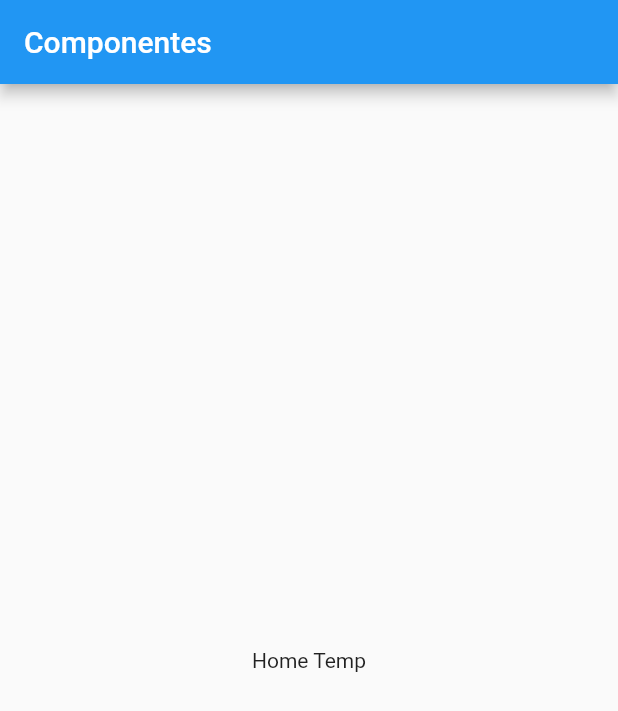
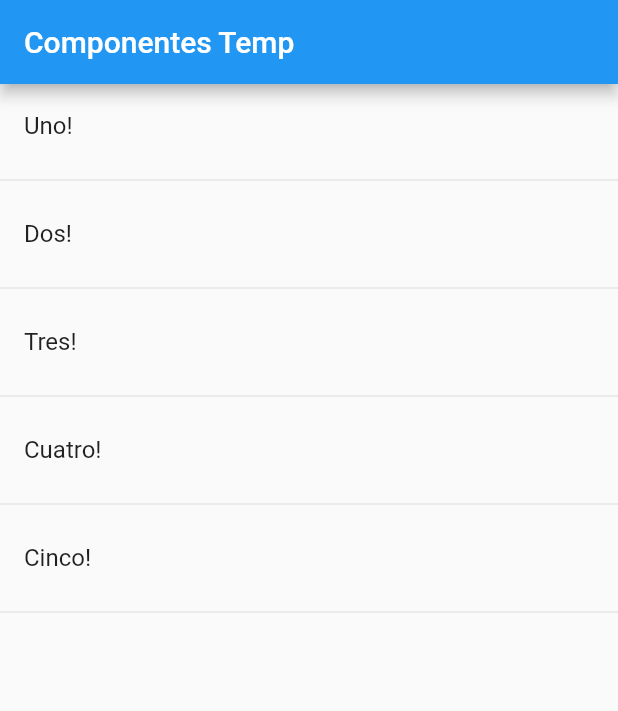
Before and after one commit to AngeloBruce/Curso_de_Flutter, a Flutter app: the screen it shows after launch, on a phone screen of 412 x 824 dp. Shown: the top 711 px of the screen. Run offline on Flutter 3.47's test engine with Material 2 defaults, Android fonts, the phone set to English and light mode, and no system bars.

Commit message:
Reaciendo la Aplicaciones

```diff
--- a/componentes/lib/main.dart
+++ b/componentes/lib/main.dart
@@ -10,12 +10,7 @@ class MyApp extends StatelessWidget {
     return MaterialApp(
       title: 'Componentes App',
       debugShowCheckedModeBanner: false,
-      home: Scaffold(
-        appBar: AppBar(
-          title: Text('Componentes'),
-        ),
-        body: HomePageTemp(),
-      ),
+      home: HomePageTemp(),
     );
   }
 }
--- a/componentes/lib/src/pages/home_temp.dart
+++ b/componentes/lib/src/pages/home_temp.dart
@@ -1,10 +1,40 @@
 import 'package:flutter/material.dart';
 
 class HomePageTemp extends StatelessWidget {
+  final opciones = ['Uno', 'Dos', 'Tres', 'Cuatro', 'Cinco'];
   @override
   Widget build(BuildContext context) {
-    return Center(
-      child: Text('Home Temp'),
+    return Scaffold(
+      appBar: AppBar(
+        title: Text('Componentes Temp'),
+      ),
+      body: ListView(
+          //children: _crearItems()
+          children: _crearItemsCorta()),
     );
   }
+
+  List<Widget> _crearItems() {
+    List<Widget> lista = [];
+    for (String opt in opciones) {
+      final tempWidget = ListTile(
+        title: Text(opt),
+      );
+      lista..add(tempWidget)..add(Divider());
+    }
+    return lista;
+  }
+
+  List<Widget> _crearItemsCorta() {
+    return opciones.map((item) {
+      return Column(
+        children: <Widget>[
+          ListTile(
+            title: Text(item + '!'),
+          ),
+          Divider()
+        ],
+      );
+    }).toList();
+  }
 }
```
Also changed, not shown: 1 other file.
